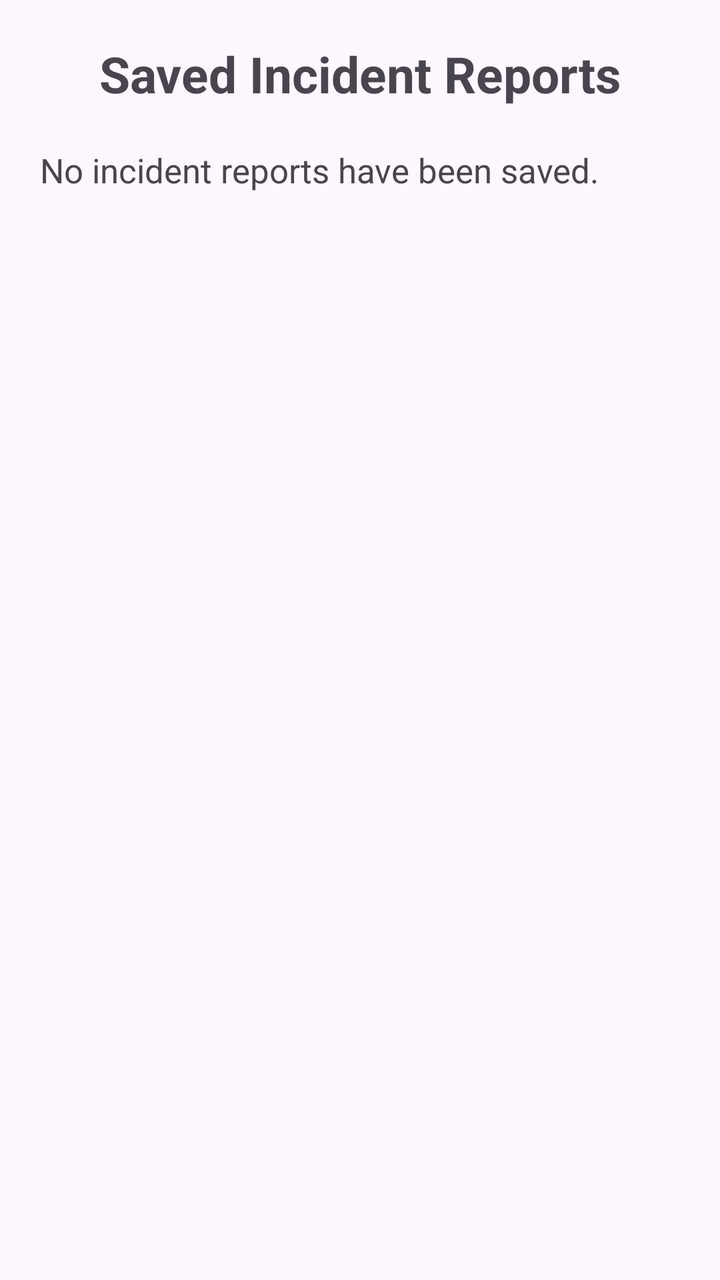
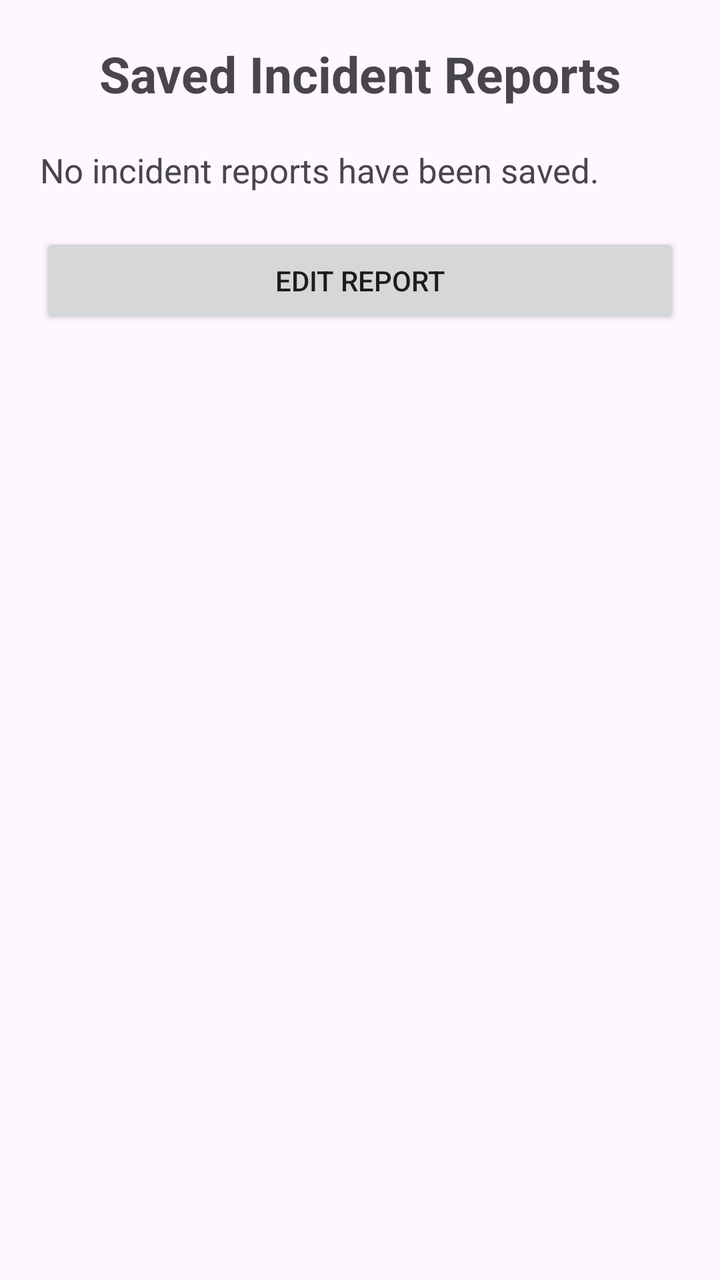

Compare the two renders of this Android layout. The source of the first and the diff that turns it into the second are given below.
<!-- AndroidManifest.xml: application theme Theme.IncidentReportApp -->
<!-- res/layout/activity_view_reports.xml -->
<?xml version="1.0" encoding="utf-8"?>
<ScrollView
    xmlns:android="http://schemas.android.com/apk/res/android"
    android:layout_width="match_parent"
    android:layout_height="match_parent">

    <LinearLayout
        android:layout_width="match_parent"
        android:layout_height="wrap_content"
        android:orientation="vertical"
        android:padding="20dp">

        <TextView
            android:layout_width="match_parent"
            android:layout_height="wrap_content"
            android:text="Saved Incident Reports"
            android:textSize="25sp"
            android:textStyle="bold"
            android:gravity="center"
            android:paddingBottom="20dp" />

        <TextView
            android:id="@+id/textReports"
            android:layout_width="match_parent"
            android:layout_height="wrap_content"
            android:text="No incident reports have been saved."
            android:textSize="17sp"
            android:lineSpacingExtra="4dp" />

    </LinearLayout>

</ScrollView>
<!-- resources referenced by this layout -->
<resources>
  <style name="Theme.IncidentReportApp" parent="Base.Theme.IncidentReportApp" />
  <style name="Base.Theme.IncidentReportApp" parent="Theme.Material3.DayNight.NoActionBar">
          
          
      </style>
</resources>

<!-- the commit's change to res/layout/activity_view_reports.xml (unified diff, before → after) -->
@@ -26,7 +26,13 @@
             android:text="No incident reports have been saved."
             android:textSize="17sp"
             android:lineSpacingExtra="4dp" />
-
+        <Button
+            android:id="@+id/buttonEditReport"
+            android:layout_width="match_parent"
+            android:layout_height="wrap_content"
+            android:text="Edit Report"
+            android:layout_marginTop="20dp" />
     </LinearLayout>
 
+
 </ScrollView>
